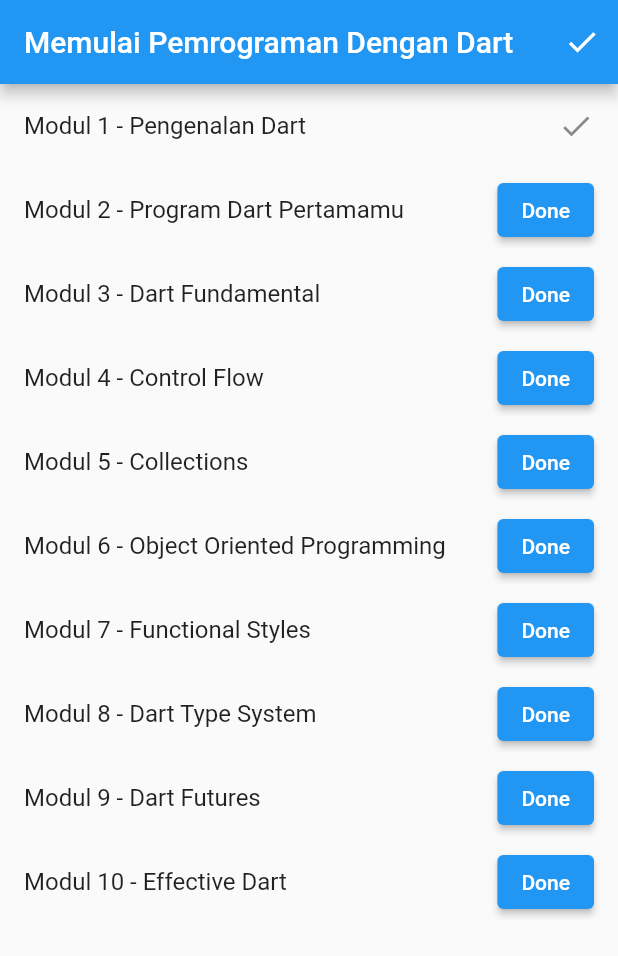
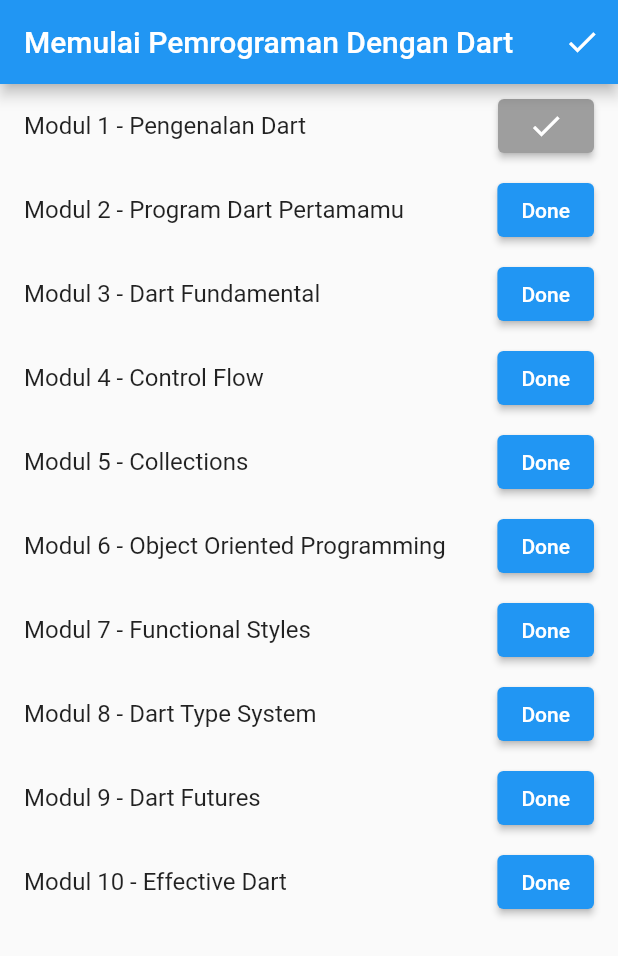
Before and after one commit to naufalabiyyu/To-Do-List-Flutter, a Flutter app: the screen it shows after launch, after a tap on "Done", on a phone screen of 412 x 824 dp. Shown: the top 956 px of the screen. Run offline on Flutter 3.47's test engine with Material 2 defaults, Android fonts, the light colour scheme and no system bars.

Commit message:
Menambahkan fitur remove list & unit testing

```diff
--- a/lib/main.dart
+++ b/lib/main.dart
@@ -15,7 +15,7 @@ class MyApp extends StatelessWidget {
   @override
   Widget build(BuildContext context) {
     return ChangeNotifierProvider(
-      create: (context) => DoneModulProvider(),
+      create: (context) => DoneModuleProvider(),
       child: MaterialApp(
         title: 'Flutter Demo',
         theme: ThemeData(
--- a/lib/provider/done_module_provider.dart
+++ b/lib/provider/done_module_provider.dart
@@ -1,6 +1,6 @@
 import 'package:flutter/material.dart';
 
-class DoneModulProvider extends ChangeNotifier {
+class DoneModuleProvider extends ChangeNotifier {
   final List<String> _doneModuleList = [];
 
   List<String> get doneModuleList => _doneModuleList;
@@ -9,4 +9,9 @@ class DoneModulProvider extends ChangeNotifier {
     _doneModuleList.add(moduleName);
     notifyListeners();
   }
+
+  void remove(String moduleName) {
+    _doneModuleList.remove(moduleName);
+    notifyListeners();
+  }
 }
--- a/lib/ui/done_module_list.dart
+++ b/lib/ui/done_module_list.dart
@@ -13,7 +13,7 @@ class DoneModuleList extends StatelessWidget {
   Widget build(BuildContext context) {
     // Mengambil data tp tidak menggubah tampilan UI
     final doneModuleList =
-        Provider.of<DoneModulProvider>(context, listen: false).doneModuleList;
+        Provider.of<DoneModuleProvider>(context, listen: false).doneModuleList;
     return Scaffold(
       appBar: AppBar(
         title: const Text('Done Module List'),
--- a/lib/ui/module_list.dart
+++ b/lib/ui/module_list.dart
@@ -25,12 +25,15 @@ class ModuleList extends StatelessWidget {
     return ListView.builder(
       itemCount: _moduleList.length,
       itemBuilder: (context, index) {
-        return Consumer(builder: (context, DoneModulProvider data, widget) {
+        return Consumer(builder: (context, DoneModuleProvider data, widget) {
           return ModuleTile(
             moduleName: _moduleList[index],
             isDone: data.doneModuleList.contains(_moduleList[index]),
             onClick: () {
               data.complete(_moduleList[index]);
+            },
+            onRemove: () {
+              data.remove(_moduleList[index]);
             },
           );
         });
@@ -86,20 +89,26 @@ class ModuleTile extends StatelessWidget {
   final String moduleName;
   final bool isDone;
   final Function() onClick;
+  final Function() onRemove;
 
-  const ModuleTile(
-      {Key? key,
-      required this.moduleName,
-      required this.isDone,
-      required this.onClick})
-      : super(key: key);
+  const ModuleTile({
+    Key? key,
+    required this.moduleName,
+    required this.isDone,
+    required this.onClick,
+    required this.onRemove,
+  }) : super(key: key);
 
   @override
   Widget build(BuildContext context) {
     return ListTile(
       title: Text(moduleName),
       trailing: isDone
-          ? const Icon(Icons.done)
+          ? ElevatedButton(
+              onPressed: onRemove,
+              style: ElevatedButton.styleFrom(backgroundColor: Colors.grey),
+              child: const Icon(Icons.done),
+            )
           : ElevatedButton(
               onPressed: onClick,
               child: const Text('Done'),
--- a/lib/ui/module_page.dart
+++ b/lib/ui/module_page.dart
@@ -32,7 +32,7 @@ class _ModulePageState extends State<ModulePage> {
             ),
           ],
         ),
-        body: const ModuleList()
+        body: ModuleList()
         // ModuleList(doneModuleList: doneModuleList),
         );
   }
```
Also changed, not shown: pubspec.lock, 4 other files.
